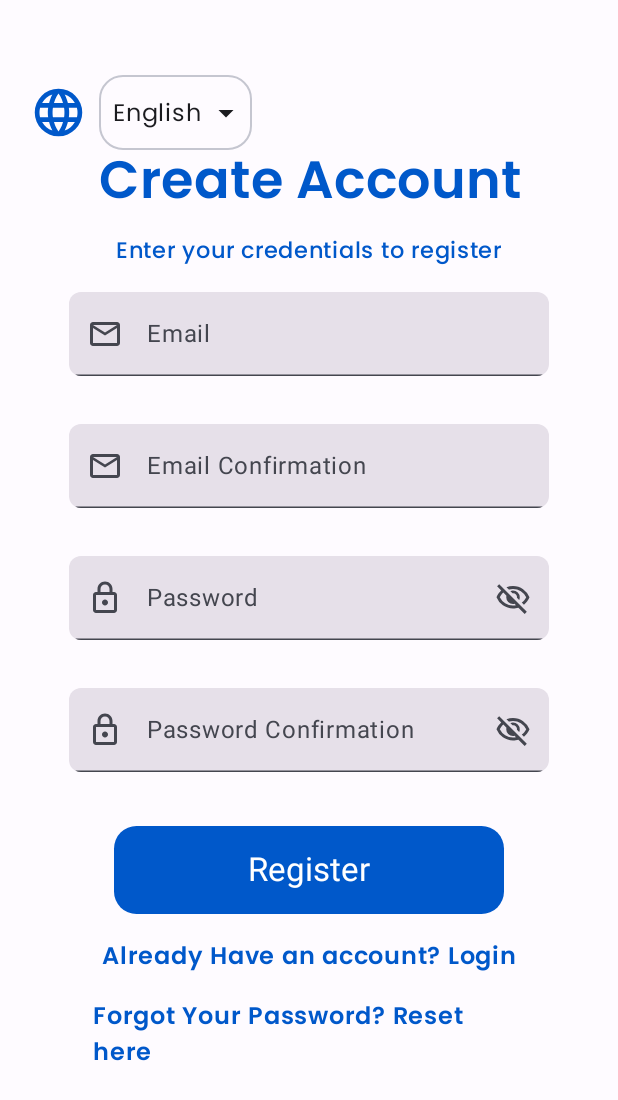
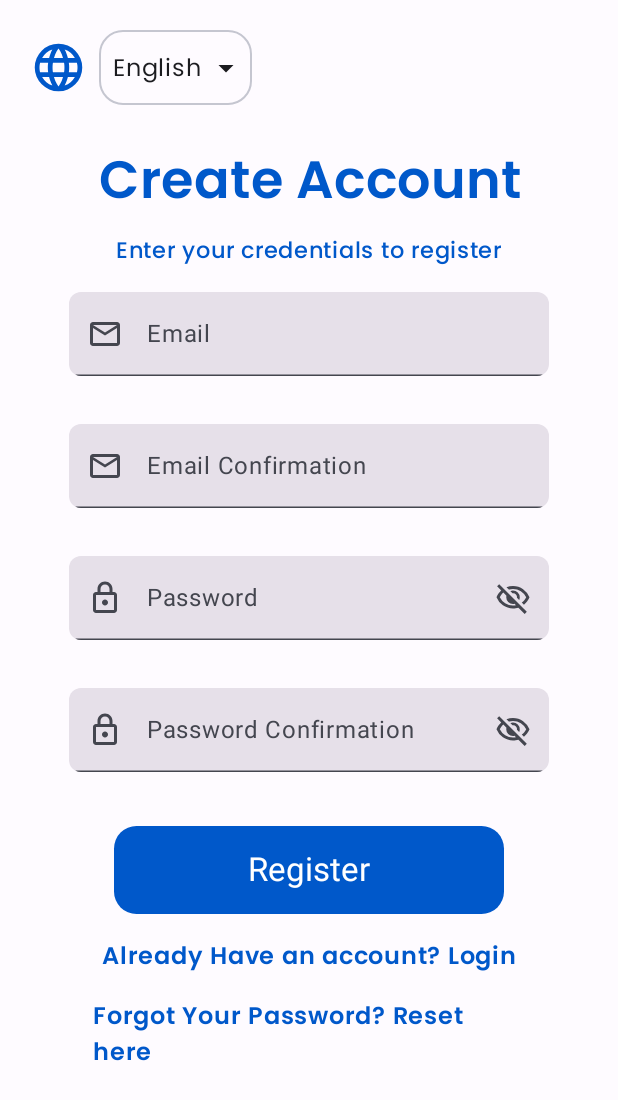
Before and after one commit to esammahdi/YemekCalendar, an Android app built with Jetpack Compose: the RegisterationScreen screen opened through its navigation route, on a phone screen of 412 x 824 dp. Shown: the top 1100 px of the screen. Run offline under Robolectric (Android 15) with nearby library versions, the phone set to English and light mode, and no system bars; our stand-ins replace Dagger/Hilt's generated code.

Commit message:
Added a modifier parameter to the function and used this parameter. Also removed the top padding since the lang. dropdown list is now used in a system bar aware layout.

```diff
--- a/app/src/main/java/com/example/yemekcalendar/authentication/presentation/components/LanguageDropdownList.kt
+++ b/app/src/main/java/com/example/yemekcalendar/authentication/presentation/components/LanguageDropdownList.kt
@@ -22,6 +22,7 @@ import com.example.yemekcalendar.settings.presentation.viewmodel.Languages
 
 @Composable
 fun LanguageDropdownList(
+    modifier: Modifier = Modifier,
     selectedLanguage: Languages,
     onLanguageSelected: (Languages) -> Unit
 ) {
@@ -30,10 +31,9 @@ fun LanguageDropdownList(
     val languageIcon = ImageVector.vectorResource(id = R.drawable.outline_language_24)
 
     Row(
-        modifier = Modifier
+        modifier = modifier
             .wrapContentWidth()
-            .padding(4.dp)
-            .padding(top = 30.dp),
+            .padding(4.dp),
         horizontalArrangement = Arrangement.Start,
         verticalAlignment = Alignment.CenterVertically
     ) {
```
